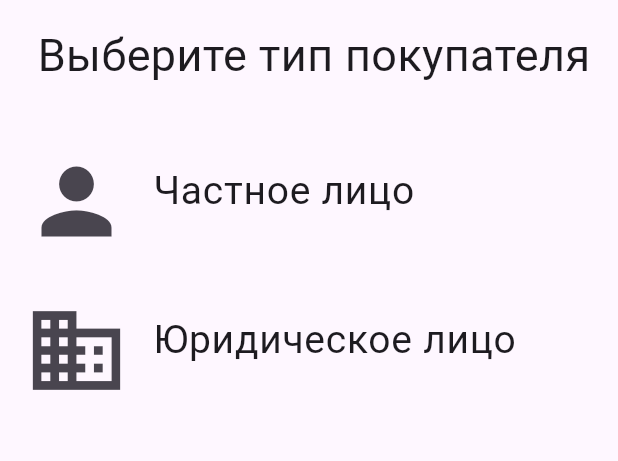
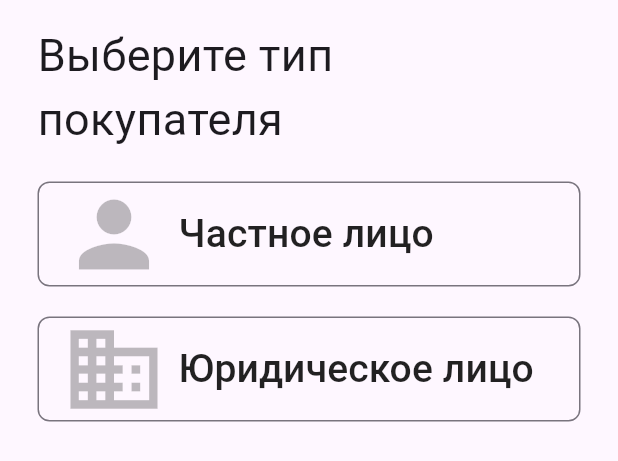
Before and after one commit to ZSergeyV/grpc_server, a Flutter app: the Payment widget shown alone on an empty page, opened directly, on a phone screen of 412 x 824 dp. Shown: the top 461 px of the screen. Run offline on Flutter 3.47's test engine with Material 2 defaults, Android fonts, the phone set to English and light mode, and no system bars; our stand-ins replace badges, bloc, cached_network_image, carousel_slider, equatable, flutter_bloc and 2 more; missing offline and left inert: cart_stepper, flutter_randomcolor; accounts and stored records are empty; network calls fail; Roboto replaces fonts that are missing (Cuprum).

Commit message:
modified:   lib/core/utils.dart 	modified:   lib/features/screens/shop_product_item.dart 	modified:   lib/features/widgets/cart_widgets.dart 	modified:   lib/features/screens/shop_cart.dart 	modified:   lib/features/screens/shop_product_item.dart 	modified:   lib/features/widgets/cart_widgets.dart

```diff
--- a/lib/core/utils.dart
+++ b/lib/core/utils.dart
@@ -6,5 +6,6 @@ enum StepsPayment {
   choosPaymentMethod,
   choosTypeBuyer,
   amountMoneyReceived,
-  payment
+  payment,
+  back
 }
--- a/lib/features/screens/shop_product_item.dart
+++ b/lib/features/screens/shop_product_item.dart
@@ -186,7 +186,7 @@ Widget ProductInfo(BuildContext context, Map product) {
 Future<Map<String, dynamic>> _fetchProductInfo(int code) async {
   // SharedPreferences prefs = await SharedPreferences.getInstance();
   // String serverAdress = prefs.getString('SERVER_ADRESS') ?? '';
-  String serverAdress = '172.25.48.1:5000';
+  String serverAdress = '192.168.1.105:5000';
   //int limitProduct = prefs.getInt('LIMIT_PRODUCT') ?? 0;
 
   final response = await http.get(
--- a/lib/features/widgets/cart_widgets.dart
+++ b/lib/features/widgets/cart_widgets.dart
@@ -1,16 +1,13 @@
 import 'package:flutter/material.dart';
 import 'package:grpc_server/core/utils.dart';
 
-class Payment extends StatefulWidget {
-  const Payment({super.key});
-  static const TextStyle stylePayCaption = TextStyle(fontSize: 26);
+class Payment extends StatelessWidget {
+  Payment({super.key});
+  static const TextStyle stylePayCaption =
+      TextStyle(fontSize: 26, color: Colors.black87);
 
-  @override
-  State<Payment> createState() => _PaymentState();
-}
+  final PageController controller = PageController();
 
-class _PaymentState extends State<Payment> {
-  final PageController controller = PageController();
   final Map<String, dynamic> payData = {
     'paymentType': null,
     'bayerType': null,
@@ -35,9 +32,13 @@ class _PaymentState extends State<Payment> {
         default:
           break;
       }
-      //controller.jumpTo(value)
+      if (step == StepsPayment.back) {
+        controller.previousPage(
+            duration: const Duration(milliseconds: 200), curve: Curves.easeIn);
+      } else {
         controller.nextPage(
             duration: const Duration(milliseconds: 100), curve: Curves.easeIn);
+      }
     }
 
     _pageChoisePaymentType() {
@@ -45,35 +46,67 @@ class _PaymentState extends State<Payment> {
         mainAxisAlignment: MainAxisAlignment.start,
         crossAxisAlignment: CrossAxisAlignment.start,
         children: [
-          const Padding(
-            padding: EdgeInsets.only(left: 25, top: 15),
-            child: Text(
+          Padding(
+            padding: const EdgeInsets.only(left: 25, top: 15, right: 25),
+            child: Column(
+              children: [
+                const Text(
                   'Выберите способ оплаты',
                   style: TextStyle(fontSize: 30),
                   textAlign: TextAlign.left,
                 ),
+                const SizedBox(height: 20),
+                OutlinedButton.icon(
+                  onPressed: () => changePageOnPay(
+                      StepsPayment.choosPaymentMethod, CheckPaymentType.cash),
+                  icon: const Icon(
+                    Icons.money_rounded,
+                    size: 70,
+                    color: Colors.black26,
+                  ),
+                  label: Row(
+                    children: const [Text('Наличными', style: stylePayCaption)],
+                  ),
+                  style: OutlinedButton.styleFrom(
+                      shape: const RoundedRectangleBorder(
+                          borderRadius: BorderRadius.all(Radius.circular(8)))),
                 ),
                 const SizedBox(height: 20),
-          ListTile(
-              onTap: () => changePageOnPay(
-                  StepsPayment.choosPaymentMethod, CheckPaymentType.cash),
-              style: ListTileStyle.list,
-              leading: const Icon(
-                Icons.money_rounded,
-                size: 70,
-              ),
-              title: const Text('Наличными', style: Payment.stylePayCaption),
-              minVerticalPadding: 30),
-          ListTile(
-              onTap: () => changePageOnPay(
+                OutlinedButton.icon(
+                  onPressed: () => changePageOnPay(
                       StepsPayment.choosPaymentMethod, CheckPaymentType.card),
-              leading: const Icon(
+                  icon: const Icon(
                     Icons.credit_card_rounded,
                     size: 70,
+                    color: Colors.black26,
                   ),
-              title: const Text('Банковской картой',
-                  style: Payment.stylePayCaption),
-              minVerticalPadding: 30)
+                  label: Row(
+                    children: const [
+                      Text('Банковской картой', style: stylePayCaption)
+                    ],
+                  ),
+                  style: OutlinedButton.styleFrom(
+                      shape: const RoundedRectangleBorder(
+                          borderRadius: BorderRadius.all(Radius.circular(8)))),
+                ),
+                const SizedBox(height: 20),
+                OutlinedButton.icon(
+                  onPressed: () => changePageOnPay(StepsPayment.back, null),
+                  icon: const Icon(
+                    Icons.arrow_back,
+                    size: 70,
+                    color: Colors.black26,
+                  ),
+                  label: Row(
+                    children: const [Text('Назад', style: stylePayCaption)],
+                  ),
+                  style: OutlinedButton.styleFrom(
+                      shape: const RoundedRectangleBorder(
+                          borderRadius: BorderRadius.all(Radius.circular(8)))),
+                ),
+              ],
+            ),
+          ),
         ],
       );
     }
@@ -83,35 +116,54 @@ class _PaymentState extends State<Payment> {
         mainAxisAlignment: MainAxisAlignment.start,
         crossAxisAlignment: CrossAxisAlignment.start,
         children: [
-          const Padding(
-            padding: EdgeInsets.only(left: 25, top: 15),
-            child: Text(
+          Padding(
+            padding: const EdgeInsets.only(left: 25, top: 15, right: 25),
+            child: Column(
+              children: [
+                const Text(
                   'Выберите тип покупателя',
                   style: TextStyle(fontSize: 30),
                   textAlign: TextAlign.left,
                 ),
+                const SizedBox(height: 20),
+                OutlinedButton.icon(
+                  onPressed: () => changePageOnPay(
+                      StepsPayment.choosTypeBuyer, BuyerType.person),
+                  icon: const Icon(
+                    Icons.person,
+                    size: 70,
+                    color: Colors.black26,
+                  ),
+                  label: Row(
+                    children: const [
+                      Text('Частное лицо', style: stylePayCaption)
+                    ],
+                  ),
+                  style: OutlinedButton.styleFrom(
+                      shape: const RoundedRectangleBorder(
+                          borderRadius: BorderRadius.all(Radius.circular(8)))),
                 ),
                 const SizedBox(height: 20),
-          ListTile(
-              onTap: () => changePageOnPay(
-                  StepsPayment.choosTypeBuyer, BuyerType.person),
-              style: ListTileStyle.list,
-              leading: const Icon(
-                Icons.person,
-                size: 70,
-              ),
-              title: const Text('Частное лицо', style: Payment.stylePayCaption),
-              minVerticalPadding: 30),
-          ListTile(
-              onTap: () => changePageOnPay(
+                OutlinedButton.icon(
+                  onPressed: () => changePageOnPay(
                       StepsPayment.choosTypeBuyer, BuyerType.juridicalPerson),
-              leading: const Icon(
+                  icon: const Icon(
                     Icons.business,
                     size: 70,
+                    color: Colors.black26,
                   ),
-              title: const Text('Юридическое лицо',
-                  style: Payment.stylePayCaption),
-              minVerticalPadding: 30)
+                  label: Row(
+                    children: const [
+                      Text('Юридическое лицо', style: stylePayCaption)
+                    ],
+                  ),
+                  style: OutlinedButton.styleFrom(
+                      shape: const RoundedRectangleBorder(
+                          borderRadius: BorderRadius.all(Radius.circular(8)))),
+                ),
+              ],
+            ),
+          )
         ],
       );
     }
```
Lines whose indentation alone changed are shown as unchanged.
